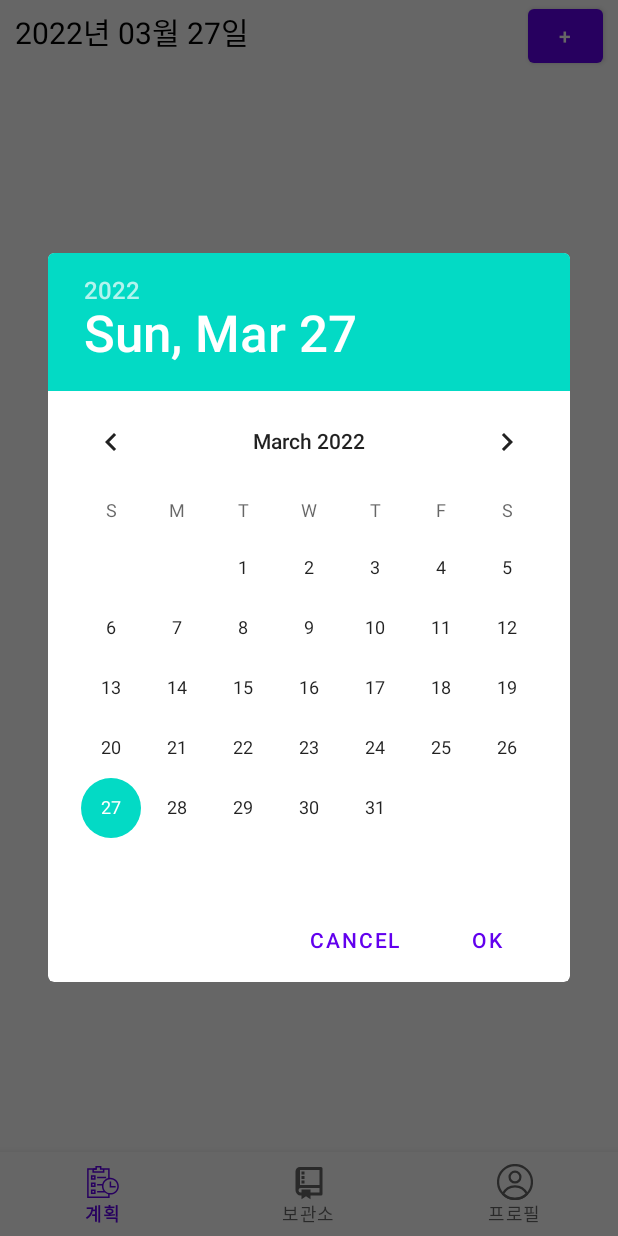
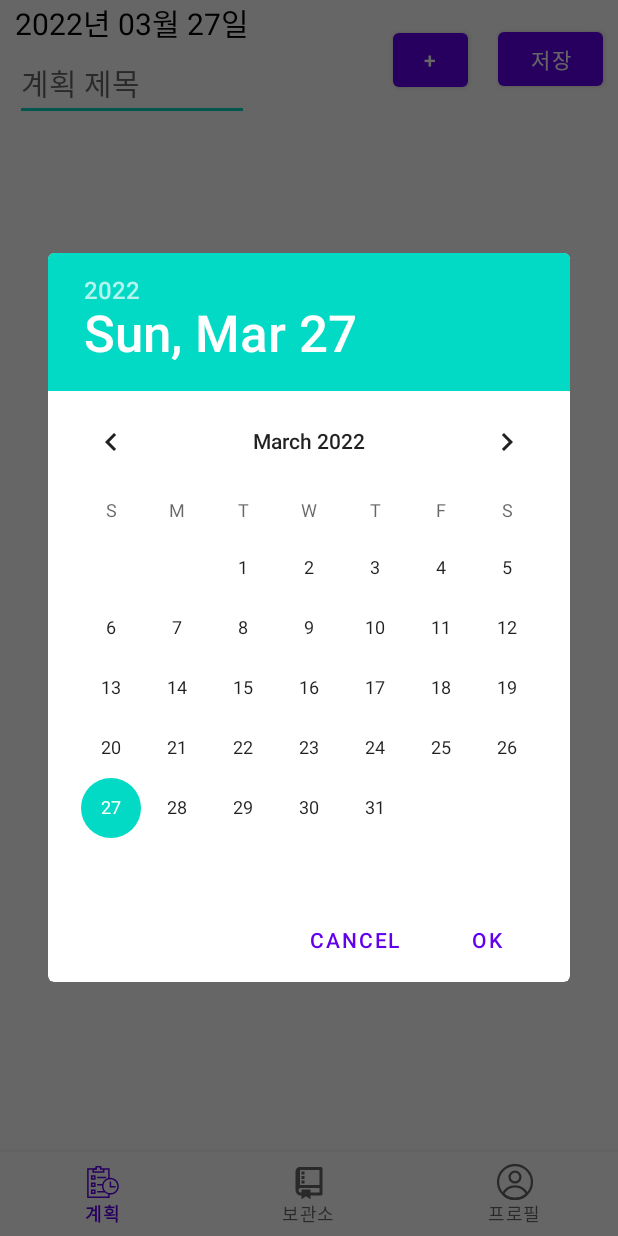
Before and after one commit to YunDaeHyeon/J-Planning, an Android app: the PlanFragment screen opened directly, with no data from a screen before it, after a tap on an icon or button, on a phone screen of 412 x 824 dp. Run offline under Robolectric (Android 15) with nearby library versions, the phone set to English and light mode, and no system bars; libraries missing offline, so code that uses them is left out: com.kakao.sdk; 1 statement that could not run was skipped.

Commit message:
22.03.27 roadUserId add and JsonObject Create

```diff
--- a/app/src/main/java/com/meonjicompany/planning/activity/IndexPage.java
+++ b/app/src/main/java/com/meonjicompany/planning/activity/IndexPage.java
@@ -30,6 +30,7 @@ import retrofit2.Callback;
 import retrofit2.Response;
 
 public class IndexPage extends AppCompatActivity {
+    public static int userId = 0; // 유저 식별자
     PlanFragment planFragment; // 계획 프래그먼트 객체
     RepositoryFragment repositoryFragment; // 보관소 프래그먼트 객체
     ProfileFragment profileFragment; // 프로필 프래그먼트 객체
@@ -141,6 +142,40 @@ public class IndexPage extends AppCompatActivity {
                 }
             });
         }else{
+            UserApiClient.getInstance().me(new Function2<User, Throwable, Unit>() {
+                @Override
+                public Unit invoke(User user, Throwable throwable) {
+                    // 로그인이 되어있으면
+                    if (user!=null){
+                        RetrofitClient retrofitClient = RetrofitClient.getInstance();
+                        if(retrofitClient != null){
+                            retrofitAPI = RetrofitClient.getRetrofitAPI();
+                            retrofitAPI.roadUserId(user.getKakaoAccount().getEmail()).enqueue(new Callback<Message>() {
+                                @Override
+                                public void onResponse(Call<Message> call, Response<Message> response) {
+                                    if(response.isSuccessful()){
+                                        final Message message = response.body(); // message.getMessage() - 유저 식별자를 끌고옴.
+                                        userId = Integer.parseInt(message.getMessage());
+                                        Log.d("userID : ", String.valueOf(userId));
+                                        Toast.makeText(getApplicationContext(), "서버에 값을 전달하였습니다.", Toast.LENGTH_SHORT).show();
+                                    }else{
+                                        Log.d("오류 발생","onResponse 실패 ( 3xx, 4xx 오류)");
+                                        Toast.makeText(getApplicationContext(), "onResponse 실패, 3xx, 4xx 오류", Toast.LENGTH_SHORT).show();
+                                    }
+                                }
+                                @Override
+                                public void onFailure(Call<Message> call, Throwable t) {
+                                    t.printStackTrace();
+                                    Toast.makeText(getApplicationContext(), "서버와 통신중 에러가 발생하였습니다.", Toast.LENGTH_SHORT).show();
+                                }
+                            });
+                        }
+                    }else {
+                        Log.d("Error : ","userIdRoad Error");
+                    }
+                    return null;
+                }
+            });
             Log.d("앱 실행 판단", "최초로 실행된 것이 아님.");
         }
     }
--- a/app/src/main/java/com/meonjicompany/planning/retrofit/RetrofitAPI.java
+++ b/app/src/main/java/com/meonjicompany/planning/retrofit/RetrofitAPI.java
@@ -11,4 +11,8 @@ public interface RetrofitAPI {
     @POST("/user/save")
     Call<Message> sendUser(@Field("user_email") String userEmail,
                            @Field("user_nickname") String userNickname);
+
+    @FormUrlEncoded
+    @POST("/user/roadUserId")
+    Call<Message> roadUserId(@Field("user_email") String userEmail);
 }
--- a/app/src/main/java/com/meonjicompany/planning/retrofit/RetrofitClient.java
+++ b/app/src/main/java/com/meonjicompany/planning/retrofit/RetrofitClient.java
@@ -9,7 +9,7 @@ import retrofit2.converter.gson.GsonConverterFactory;
 public class RetrofitClient {
     private static RetrofitClient instance = null;
     private static RetrofitAPI retrofitAPI;
-    private final static String BASE_URL="http://192.168.35.63:8080/";
+    private final static String BASE_URL="http://172.30.1.22:8080/";
 
     private RetrofitClient(){
         OkHttpClient okHttpClient = new OkHttpClient.Builder()
--- a/app/src/main/res/layout/fragment_planning.xml
+++ b/app/src/main/res/layout/fragment_planning.xml
@@ -15,6 +15,11 @@
             android:layout_height="wrap_content"
             android:orientation="horizontal">
 
+            <LinearLayout
+                android:layout_width="wrap_content"
+                android:layout_height="wrap_content"
+                android:orientation="vertical">
+
             <TextView
                 android:layout_width="wrap_content"
                 android:layout_height="wrap_content"
@@ -25,6 +30,17 @@
                 android:text="날짜를 선택해주세요"
                 android:textAlignment="center"/>
 
+            <EditText
+                android:layout_width="match_parent"
+                android:layout_height="wrap_content"
+                android:id="@+id/title"
+                android:textSize="20dp"
+                android:textColor="@color/black"
+                android:hint="계획 제목"
+                android:layout_marginLeft="10dp">
+            </EditText>
+
+            </LinearLayout>
             <View
                 android:layout_width="0dp"
                 android:layout_height="0dp"
@@ -36,6 +52,16 @@
                 android:layout_width="50dp"
                 android:layout_height="wrap_content"
                 android:text="+"
+                android:layout_marginTop="15dp"
+                android:layout_marginRight="10dp"
+                android:layout_marginLeft="10dp"></Button>
+
+            <Button
+                android:id="@+id/save_plan_btn"
+                android:layout_width="70dp"
+                android:layout_height="wrap_content"
+                android:text="저장"
+                android:layout_marginTop="15dp"
                 android:layout_marginRight="10dp"
                 android:layout_marginLeft="10dp"></Button>
 
```
Also changed, not shown: app/src/main/java/com/meonjicompany/planning/DTO/PieceRequestDTO.java (added, +37 -0 lines), app/src/main/java/com/meonjicompany/planning/DTO/PlanRequestDTO.java (added, +37 -0 lines), app/src/main/java/com/meonjicompany/planning/fragment/PlanFragment.java (+40 -1 lines).
